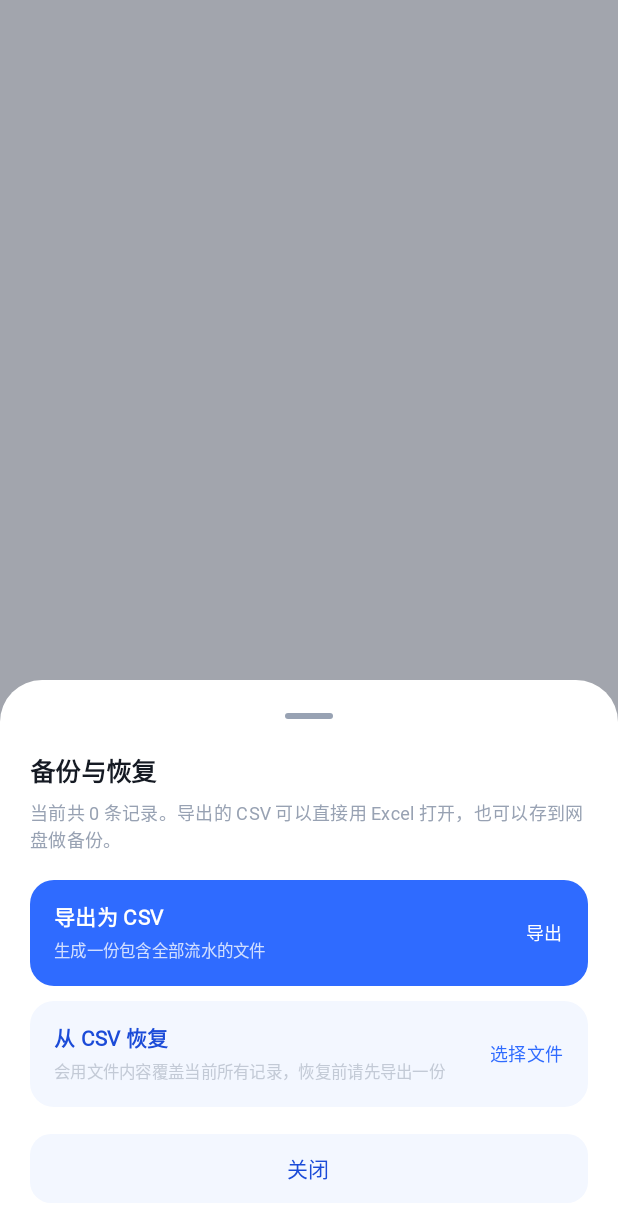
After one commit to CoderHuangzx/aiaccounting, an Android app built with Jetpack Compose: the composable BackupSheet called with empty values, on a phone screen of 412 x 824 dp. The commit adds this screen. Shown: the top 1219 px of the screen. Run offline under Robolectric (Android 15) with nearby library versions, the phone set to English and light mode, and no system bars; Roboto replaces fonts that are not available here.

Commit message:
feat(backup): 支持导出/导入 CSV 备份
- BackupCsv 纯 Kotlin 编解码：中文表头、引号/逗号/换行转义、整篇扫描解析、错行报行号
- 仓库层 exportBackupCsv/importBackupCsv，导入为事务内「先清空再写入」，按分类名/账户名还原
- 首页右上角「备份」入口 + 备份面板，走 SAF 文件选择器，不需要存储权限
- 新增 8 个 CSV 单元测试 + 3 个备份往返的仓库测试
- 重录界面快照基线，README 同步

```diff
--- a/app/src/main/java/com/aiaccounting/data/local/Daos.kt
+++ b/app/src/main/java/com/aiaccounting/data/local/Daos.kt
@@ -33,6 +33,9 @@ interface TransactionDao {
 
     @Query("SELECT COUNT(*) FROM transactions")
     suspend fun count(): Int
+
+    @Query("DELETE FROM transactions")
+    suspend fun deleteAll()
 }
 
 @Dao
@@ -46,6 +49,9 @@ interface CategoryDao {
 
     @Query("SELECT * FROM categories WHERE kind = :kind ORDER BY sortOrder, id")
     suspend fun byKind(kind: String): List<CategoryEntity>
+
+    @Query("SELECT * FROM categories ORDER BY sortOrder, id")
+    suspend fun all(): List<CategoryEntity>
 
     @Insert(onConflict = OnConflictStrategy.IGNORE)
     suspend fun insertAll(items: List<CategoryEntity>)
--- /dev/null
+++ b/app/src/main/java/com/aiaccounting/ui/backup/BackupSheet.kt
@@ -0,0 +1,158 @@
+package com.aiaccounting.ui.backup
+
+import androidx.compose.foundation.background
+import androidx.compose.foundation.clickable
+import androidx.compose.foundation.layout.Arrangement
+import androidx.compose.foundation.layout.Box
+import androidx.compose.foundation.layout.Column
+import androidx.compose.foundation.layout.Row
+import androidx.compose.foundation.layout.Spacer
+import androidx.compose.foundation.layout.fillMaxWidth
+import androidx.compose.foundation.layout.height
+import androidx.compose.foundation.layout.padding
+import androidx.compose.foundation.shape.RoundedCornerShape
+import androidx.compose.material3.ExperimentalMaterial3Api
+import androidx.compose.material3.ModalBottomSheet
+import androidx.compose.material3.Text
+import androidx.compose.material3.rememberModalBottomSheetState
+import androidx.compose.runtime.Composable
+import androidx.compose.ui.Alignment
+import androidx.compose.ui.Modifier
+import androidx.compose.ui.draw.clip
+import androidx.compose.ui.graphics.Color
+import androidx.compose.ui.text.font.FontWeight
+import androidx.compose.ui.unit.dp
+import androidx.compose.ui.unit.sp
+import com.aiaccounting.ui.theme.AlertRed
+import com.aiaccounting.ui.theme.BrandBlue
+import com.aiaccounting.ui.theme.BrandBlueDeep
+import com.aiaccounting.ui.theme.BrandBlueSofter
+import com.aiaccounting.ui.theme.IncomeGreen
+import com.aiaccounting.ui.theme.TextFaint
+import com.aiaccounting.ui.theme.TextMain
+import com.aiaccounting.ui.theme.TextSub
+
+/**
+ * 备份与恢复面板：导出 CSV / 从 CSV 恢复。
+ * 刻意做成「本地文件」而不是云同步——数据不出手机，也不依赖任何付费服务。
+ */
+@OptIn(ExperimentalMaterial3Api::class)
+@Composable
+fun BackupSheet(
+    recordCount: Int,
+    message: String?,
+    onExport: () -> Unit,
+    onImport: () -> Unit,
+    onDismiss: () -> Unit,
+) {
+    val sheetState = rememberModalBottomSheetState(skipPartiallyExpanded = true)
+
+    ModalBottomSheet(
+        onDismissRequest = onDismiss,
+        sheetState = sheetState,
+        containerColor = Color.White,
+        shape = RoundedCornerShape(topStart = 28.dp, topEnd = 28.dp),
+    ) {
+        Column(
+            modifier = Modifier
+                .fillMaxWidth()
+                .padding(horizontal = 20.dp)
+                .padding(bottom = 22.dp),
+        ) {
+            Text(
+                text = "备份与恢复",
+                fontSize = 17.sp,
+                fontWeight = FontWeight.SemiBold,
+                color = TextMain,
+            )
+            Spacer(Modifier.height(6.dp))
+            Text(
+                text = "当前共 $recordCount 条记录。导出的 CSV 可以直接用 Excel 打开，也可以存到网盘做备份。",
+                fontSize = 12.sp,
+                color = TextSub,
+                lineHeight = 18.sp,
+            )
+
+            Spacer(Modifier.height(18.dp))
+
+            ActionRow(
+                title = "导出为 CSV",
+                subtitle = "生成一份包含全部流水的文件",
+                primary = true,
+                onClick = onExport,
+            )
+
+            Spacer(Modifier.height(10.dp))
+
+            ActionRow(
+                title = "从 CSV 恢复",
+                subtitle = "会用文件内容覆盖当前所有记录，恢复前请先导出一份",
+                primary = false,
+                onClick = onImport,
+            )
+
+            if (message != null) {
+                Spacer(Modifier.height(14.dp))
+                val isError = message.startsWith("失败") || message.startsWith("导出失败") || message.startsWith("导入失败")
+                Text(
+                    text = message,
+                    fontSize = 12.sp,
+                    color = if (isError) AlertRed else IncomeGreen,
+                )
+            }
+
+            Spacer(Modifier.height(18.dp))
+            Box(
+                modifier = Modifier
+                    .fillMaxWidth()
+                    .height(46.dp)
+                    .clip(RoundedCornerShape(14.dp))
+                    .background(BrandBlueSofter)
+                    .clickable { onDismiss() },
+                contentAlignment = Alignment.Center,
+            ) {
+                Text(text = "关闭", fontSize = 14.sp, color = BrandBlueDeep, fontWeight = FontWeight.Medium)
+            }
+        }
+    }
+}
+
+@Composable
+private fun ActionRow(
+    title: String,
+    subtitle: String,
+    primary: Boolean,
+    onClick: () -> Unit,
+) {
+    Row(
+        modifier = Modifier
+            .fillMaxWidth()
+            .clip(RoundedCornerShape(16.dp))
+            .background(if (primary) BrandBlue else BrandBlueSofter)
+            .clickable { onClick() }
+            .padding(horizontal = 16.dp, vertical = 14.dp),
+        verticalAlignment = Alignment.CenterVertically,
+        horizontalArrangement = Arrangement.SpaceBetween,
+    ) {
+        Column(modifier = Modifier.weight(1f)) {
+            Text(
+                text = title,
+                fontSize = 14.sp,
+                fontWeight = FontWeight.SemiBold,
+                color = if (primary) Color.White else BrandBlueDeep,
+            )
+            Spacer(Modifier.height(2.dp))
+            Text(
+                text = subtitle,
+                fontSize = 11.sp,
+                color = if (primary) Color.White.copy(alpha = 0.78f) else TextFaint,
+            )
+        }
+        Text(
+            text = if (primary) "导出" else "选择文件",
+            fontSize = 12.sp,
+            fontWeight = FontWeight.Medium,
+            color = if (primary) Color.White else BrandBlue,
+        )
+    }
+}
```
Also changed, not shown: app/src/main/java/com/aiaccounting/data/AccountingRepository.kt (+63 -0 lines), app/src/main/java/com/aiaccounting/domain/BackupCsv.kt (added, +161 -0 lines), app/src/main/java/com/aiaccounting/ui/AppRoot.kt (+69 -0 lines), app/src/main/java/com/aiaccounting/ui/home/HomeScreen.kt (+17 -2 lines), 7 other files.
